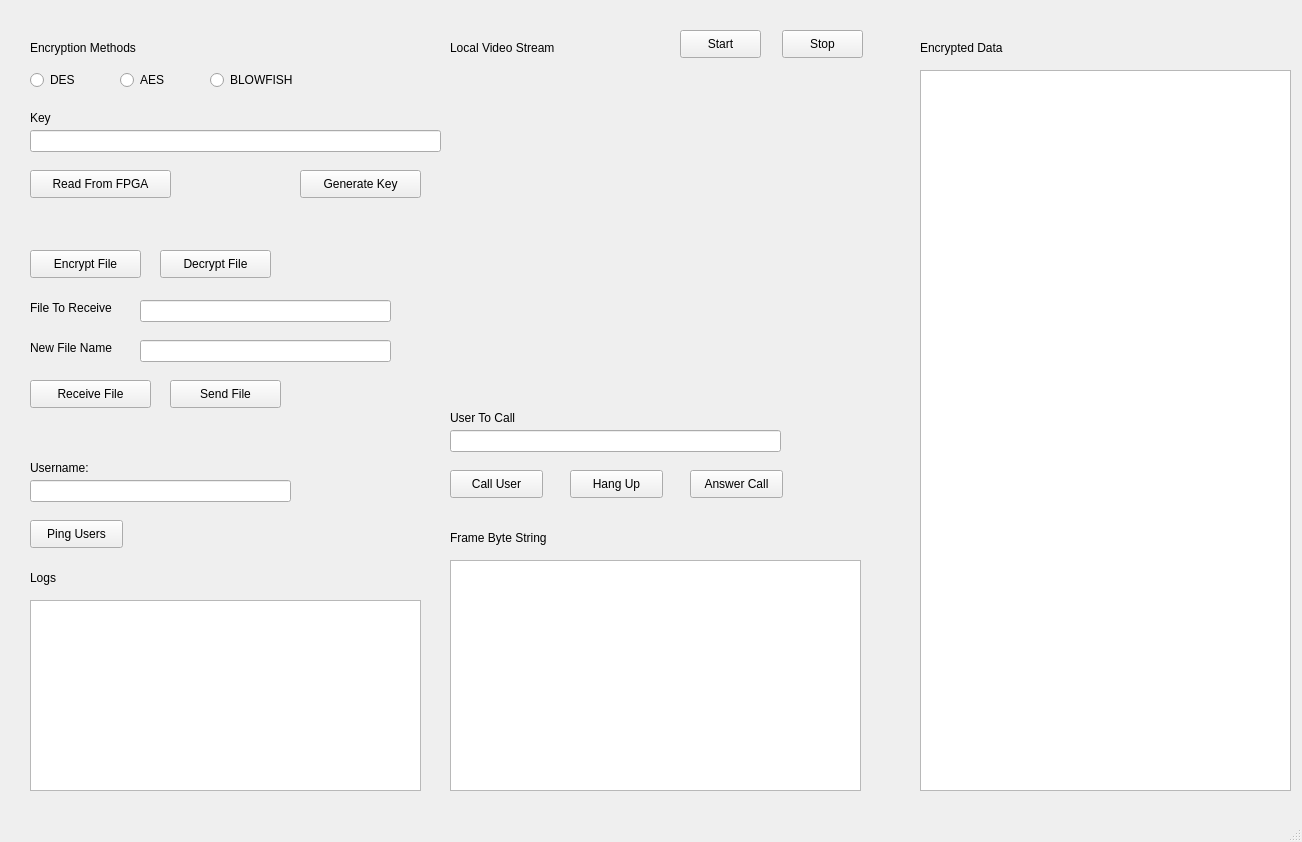
Above: EncryptionServer/UI.ui from rahuljain1310/ChatApp before the change. Below: the same form after it.
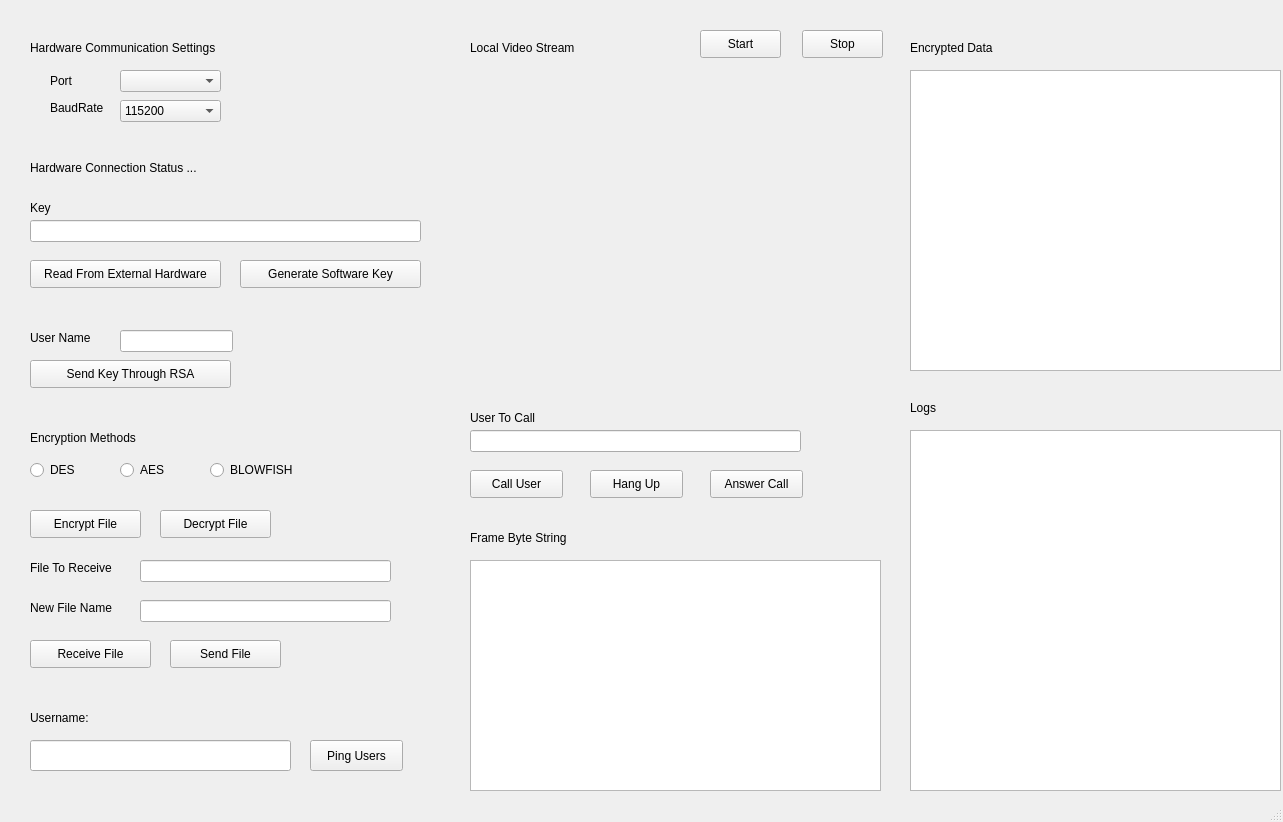
That is the form after the change. Icons and pictures are not drawn.

```diff
--- a/EncryptionServer/UI.ui
+++ b/EncryptionServer/UI.ui
@@ -6,8 +6,8 @@
    <rect>
     <x>0</x>
     <y>0</y>
-    <width>1302</width>
-    <height>842</height>
+    <width>1283</width>
+    <height>822</height>
    </rect>
   </property>
   <property name="windowTitle">
@@ -21,7 +21,7 @@
     <property name="geometry">
      <rect>
       <x>30</x>
-      <y>40</y>
+      <y>430</y>
       <width>121</width>
       <height>16</height>
      </rect>
@@ -34,7 +34,7 @@
     <property name="geometry">
      <rect>
       <x>60</x>
-      <y>60</y>
+      <y>450</y>
       <width>55</width>
       <height>16</height>
      </rect>
@@ -47,7 +47,7 @@
     <property name="geometry">
      <rect>
       <x>30</x>
-      <y>250</y>
+      <y>510</y>
       <width>111</width>
       <height>28</height>
      </rect>
@@ -60,7 +60,7 @@
     <property name="geometry">
      <rect>
       <x>120</x>
-      <y>70</y>
+      <y>460</y>
       <width>51</width>
       <height>20</height>
      </rect>
@@ -79,7 +79,7 @@
     <property name="geometry">
      <rect>
       <x>30</x>
-      <y>70</y>
+      <y>460</y>
       <width>51</width>
       <height>20</height>
      </rect>
@@ -91,8 +91,8 @@
    <widget class="QLabel" name="label_3">
     <property name="geometry">
      <rect>
-      <x>30</x>
-      <y>570</y>
+      <x>910</x>
+      <y>400</y>
       <width>55</width>
       <height>16</height>
      </rect>
@@ -105,7 +105,7 @@
     <property name="geometry">
      <rect>
       <x>170</x>
-      <y>380</y>
+      <y>640</y>
       <width>111</width>
       <height>28</height>
      </rect>
@@ -118,7 +118,7 @@
     <property name="geometry">
      <rect>
       <x>210</x>
-      <y>70</y>
+      <y>460</y>
       <width>95</width>
       <height>20</height>
      </rect>
@@ -131,8 +131,8 @@
     <property name="geometry">
      <rect>
       <x>30</x>
-      <y>130</y>
-      <width>411</width>
+      <y>220</y>
+      <width>391</width>
       <height>22</height>
      </rect>
     </property>
@@ -140,7 +140,7 @@
    <widget class="QLabel" name="label_4">
     <property name="geometry">
      <rect>
-      <x>450</x>
+      <x>470</x>
       <y>40</y>
       <width>121</width>
       <height>16</height>
@@ -154,7 +154,7 @@
     <property name="geometry">
      <rect>
       <x>30</x>
-      <y>110</y>
+      <y>200</y>
       <width>55</width>
       <height>16</height>
      </rect>
@@ -166,20 +166,20 @@
    <widget class="QPushButton" name="GenerateKeyButton">
     <property name="geometry">
      <rect>
-      <x>300</x>
-      <y>170</y>
-      <width>121</width>
+      <x>240</x>
+      <y>260</y>
+      <width>181</width>
       <height>28</height>
      </rect>
     </property>
     <property name="text">
-     <string>Generate Key</string>
+     <string>Generate Software Key</string>
     </property>
    </widget>
    <widget class="QLabel" name="label_6">
     <property name="geometry">
      <rect>
-      <x>920</x>
+      <x>910</x>
       <y>40</y>
       <width>101</width>
       <height>16</height>
@@ -192,10 +192,10 @@
    <widget class="QTextBrowser" name="EncryptedText">
     <property name="geometry">
      <rect>
-      <x>920</x>
+      <x>910</x>
       <y>70</y>
       <width>371</width>
-      <height>721</height>
+      <height>301</height>
      </rect>
     </property>
    </widget>
@@ -203,9 +203,9 @@
     <property name="geometry">
      <rect>
       <x>30</x>
-      <y>480</y>
+      <y>740</y>
       <width>261</width>
-      <height>22</height>
+      <height>31</height>
      </rect>
     </property>
     <property name="readOnly">
@@ -219,7 +219,7 @@
     <property name="geometry">
      <rect>
       <x>30</x>
-      <y>460</y>
+      <y>710</y>
       <width>71</width>
       <height>16</height>
      </rect>
@@ -231,10 +231,10 @@
    <widget class="QPushButton" name="PingButton">
     <property name="geometry">
      <rect>
-      <x>30</x>
-      <y>520</y>
+      <x>310</x>
+      <y>740</y>
       <width>93</width>
-      <height>28</height>
+      <height>31</height>
      </rect>
     </property>
     <property name="text">
@@ -244,10 +244,10 @@
    <widget class="QTextEdit" name="LogsView">
     <property name="geometry">
      <rect>
-      <x>30</x>
-      <y>600</y>
-      <width>391</width>
-      <height>191</height>
+      <x>910</x>
+      <y>430</y>
+      <width>371</width>
+      <height>361</height>
      </rect>
     </property>
    </widget>
@@ -255,7 +255,7 @@
     <property name="geometry">
      <rect>
       <x>160</x>
-      <y>250</y>
+      <y>510</y>
       <width>111</width>
       <height>28</height>
      </rect>
@@ -268,7 +268,7 @@
     <property name="geometry">
      <rect>
       <x>30</x>
-      <y>380</y>
+      <y>640</y>
       <width>121</width>
       <height>28</height>
      </rect>
@@ -281,7 +281,7 @@
     <property name="geometry">
      <rect>
       <x>140</x>
-      <y>300</y>
+      <y>560</y>
       <width>251</width>
       <height>22</height>
      </rect>
@@ -291,7 +291,7 @@
     <property name="geometry">
      <rect>
       <x>30</x>
-      <y>300</y>
+      <y>560</y>
       <width>91</width>
       <height>16</height>
      </rect>
@@ -304,7 +304,7 @@
     <property name="geometry">
      <rect>
       <x>140</x>
-      <y>340</y>
+      <y>600</y>
       <width>251</width>
       <height>22</height>
      </rect>
@@ -314,7 +314,7 @@
     <property name="geometry">
      <rect>
       <x>30</x>
-      <y>340</y>
+      <y>600</y>
       <width>91</width>
       <height>16</height>
      </rect>
@@ -326,7 +326,7 @@
    <widget class="QLabel" name="LocalVideoStream">
     <property name="geometry">
      <rect>
-      <x>450</x>
+      <x>470</x>
       <y>70</y>
       <width>411</width>
       <height>321</height>
@@ -345,7 +345,7 @@
    <widget class="QTextBrowser" name="EncryptedFrame">
     <property name="geometry">
      <rect>
-      <x>450</x>
+      <x>470</x>
       <y>560</y>
       <width>411</width>
       <height>231</height>
@@ -355,7 +355,7 @@
    <widget class="QLabel" name="label_11">
     <property name="geometry">
      <rect>
-      <x>450</x>
+      <x>470</x>
       <y>530</y>
       <width>111</width>
       <height>16</height>
@@ -368,7 +368,7 @@
    <widget class="QPushButton" name="CallUserButton">
     <property name="geometry">
      <rect>
-      <x>450</x>
+      <x>470</x>
       <y>470</y>
       <width>93</width>
       <height>28</height>
@@ -381,7 +381,7 @@
    <widget class="QLineEdit" name="lineEdit_2">
     <property name="geometry">
      <rect>
-      <x>450</x>
+      <x>470</x>
       <y>430</y>
       <width>331</width>
       <height>22</height>
@@ -391,7 +391,7 @@
    <widget class="QLabel" name="label_12">
     <property name="geometry">
      <rect>
-      <x>450</x>
+      <x>470</x>
       <y>410</y>
       <width>81</width>
       <height>16</height>
@@ -404,7 +404,7 @@
    <widget class="QPushButton" name="HangUpButton">
     <property name="geometry">
      <rect>
-      <x>570</x>
+      <x>590</x>
       <y>470</y>
       <width>93</width>
       <height>28</height>
@@ -417,7 +417,7 @@
    <widget class="QPushButton" name="AnswerCallButton">
     <property name="geometry">
      <rect>
-      <x>690</x>
+      <x>710</x>
       <y>470</y>
       <width>93</width>
       <height>28</height>
@@ -430,7 +430,7 @@
    <widget class="QPushButton" name="StopLocalStream">
     <property name="geometry">
      <rect>
-      <x>782</x>
+      <x>802</x>
       <y>30</y>
       <width>81</width>
       <height>28</height>
@@ -443,7 +443,7 @@
    <widget class="QPushButton" name="StopLocalStream_2">
     <property name="geometry">
      <rect>
-      <x>680</x>
+      <x>700</x>
       <y>30</y>
       <width>81</width>
       <height>28</height>
@@ -457,13 +457,154 @@
     <property name="geometry">
      <rect>
       <x>30</x>
-      <y>170</y>
-      <width>141</width>
+      <y>260</y>
+      <width>191</width>
       <height>28</height>
      </rect>
     </property>
     <property name="text">
-     <string>Read From FPGA</string>
+     <string>Read From External Hardware</string>
+    </property>
+   </widget>
+   <widget class="QComboBox" name="PortsCombo">
+    <property name="geometry">
+     <rect>
+      <x>120</x>
+      <y>70</y>
+      <width>101</width>
+      <height>22</height>
+     </rect>
+    </property>
+   </widget>
+   <widget class="QLabel" name="HardWareStatus">
+    <property name="geometry">
+     <rect>
+      <x>30</x>
+      <y>160</y>
+      <width>231</width>
+      <height>16</height>
+     </rect>
+    </property>
+    <property name="text">
+     <string>Hardware Connection Status ...</string>
+    </property>
+   </widget>
+   <widget class="QLabel" name="label_13">
+    <property name="geometry">
+     <rect>
+      <x>30</x>
+      <y>40</y>
+      <width>251</width>
+      <height>16</height>
+     </rect>
+    </property>
+    <property name="text">
+     <string>Hardware Communication Settings</string>
+    </property>
+   </widget>
+   <widget class="QComboBox" name="BaudRateCombo">
+    <property name="geometry">
+     <rect>
+      <x>120</x>
+      <y>100</y>
+      <width>101</width>
+      <height>22</height>
+     </rect>
+    </property>
+    <property name="currentIndex">
+     <number>4</number>
+    </property>
+    <item>
+     <property name="text">
+      <string>9600</string>
+     </property>
+    </item>
+    <item>
+     <property name="text">
+      <string>19200</string>
+     </property>
+    </item>
+    <item>
+     <property name="text">
+      <string>38400</string>
+     </property>
+    </item>
+    <item>
+     <property name="text">
+      <string>57600</string>
+     </property>
+    </item>
+    <item>
+     <property name="text">
+      <string>115200</string>
+     </property>
+    </item>
+    <item>
+     <property name="text">
+      <string>128000</string>
+     </property>
+    </item>
+   </widget>
+   <widget class="QLabel" name="label_14">
+    <property name="geometry">
+     <rect>
+      <x>50</x>
+      <y>70</y>
+      <width>55</width>
+      <height>21</height>
+     </rect>
+    </property>
+    <property name="text">
+     <string>Port</string>
+    </property>
+   </widget>
+   <widget class="QLabel" name="label_15">
+    <property name="geometry">
+     <rect>
+      <x>50</x>
+      <y>100</y>
+      <width>55</width>
+      <height>16</height>
+     </rect>
+    </property>
+    <property name="text">
+     <string>BaudRate</string>
+    </property>
+   </widget>
+   <widget class="QPushButton" name="SendKeyButton">
+    <property name="geometry">
+     <rect>
+      <x>30</x>
+      <y>360</y>
+      <width>201</width>
+      <height>28</height>
+     </rect>
+    </property>
+    <property name="text">
+     <string>Send Key Through RSA</string>
+    </property>
+   </widget>
+   <widget class="QLineEdit" name="KeySendUser">
+    <property name="geometry">
+     <rect>
+      <x>120</x>
+      <y>330</y>
+      <width>113</width>
+      <height>22</height>
+     </rect>
+    </property>
+   </widget>
+   <widget class="QLabel" name="label_8">
+    <property name="geometry">
+     <rect>
+      <x>30</x>
+      <y>330</y>
+      <width>71</width>
+      <height>16</height>
+     </rect>
+    </property>
+    <property name="text">
+     <string>User Name</string>
     </property>
    </widget>
   </widget>
```
Left out of the diff: 4 changed lines with no effect on the pictures.
